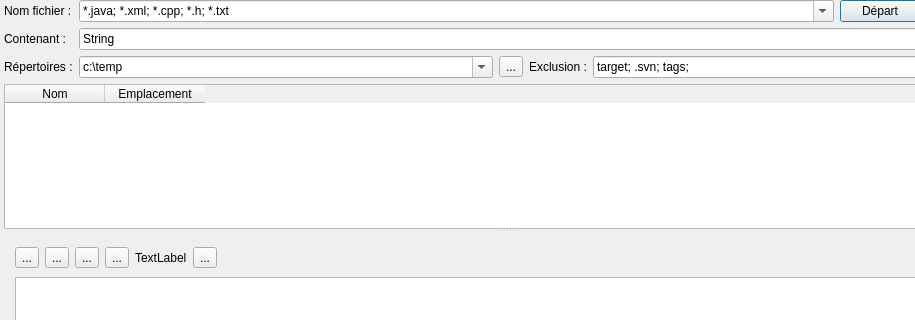
This is widget.ui in jlbrd/qchercheur as Qt 5 draws it before an edit; both pictures show x 0 to 915 and y 0 to 320 of the 1006 by 445 pixel window. The edited form follows.
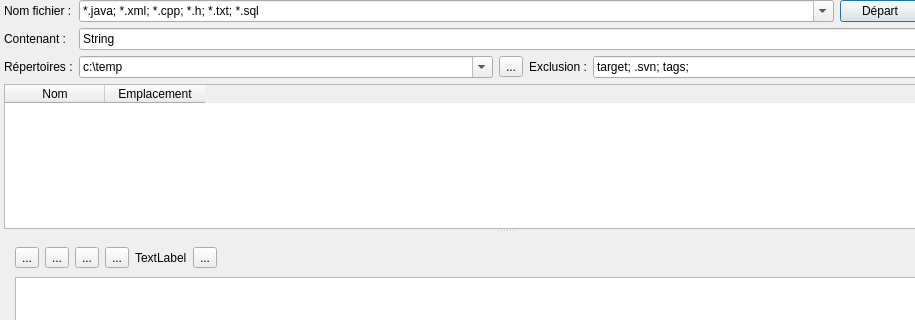
This is the edited form. Icons and pictures are not drawn. Custom widgets are drawn as their Qt base class.

Diff of the .ui file:
```diff
--- a/widget.ui
+++ b/widget.ui
@@ -225,7 +225,7 @@
            </property>
            <item>
             <property name="text">
-             <string>*.java; *.xml; *.cpp; *.h; *.txt</string>
+             <string>*.java; *.xml; *.cpp; *.h; *.txt; *.sql</string>
             </property>
            </item>
           </widget>
```
Left out of the diff: 2 changed lines with no effect on the pictures.
